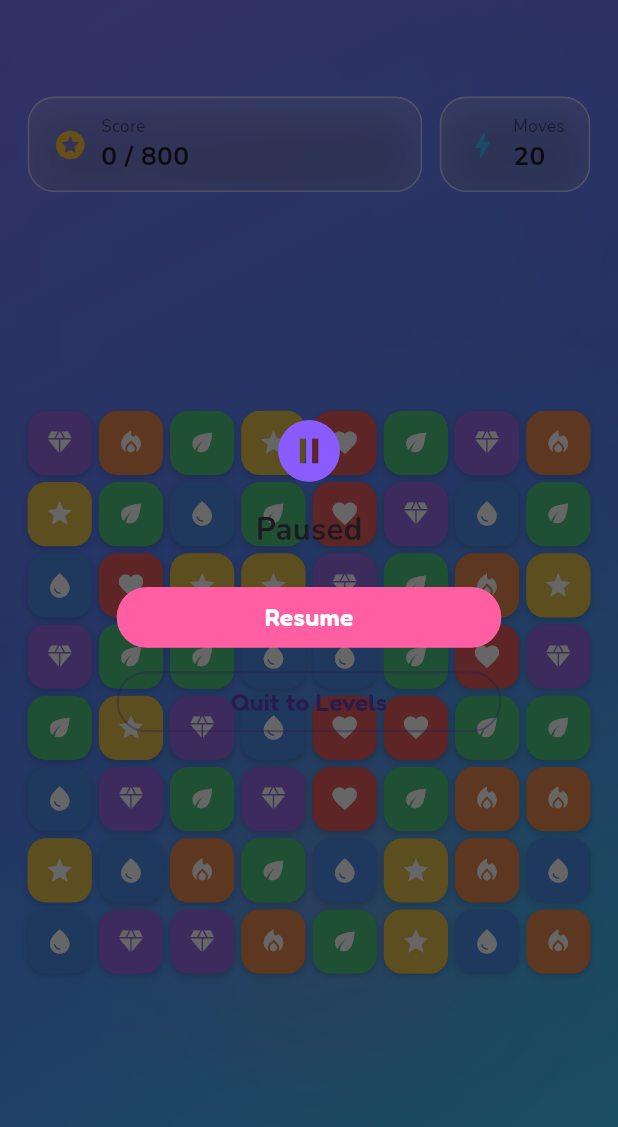
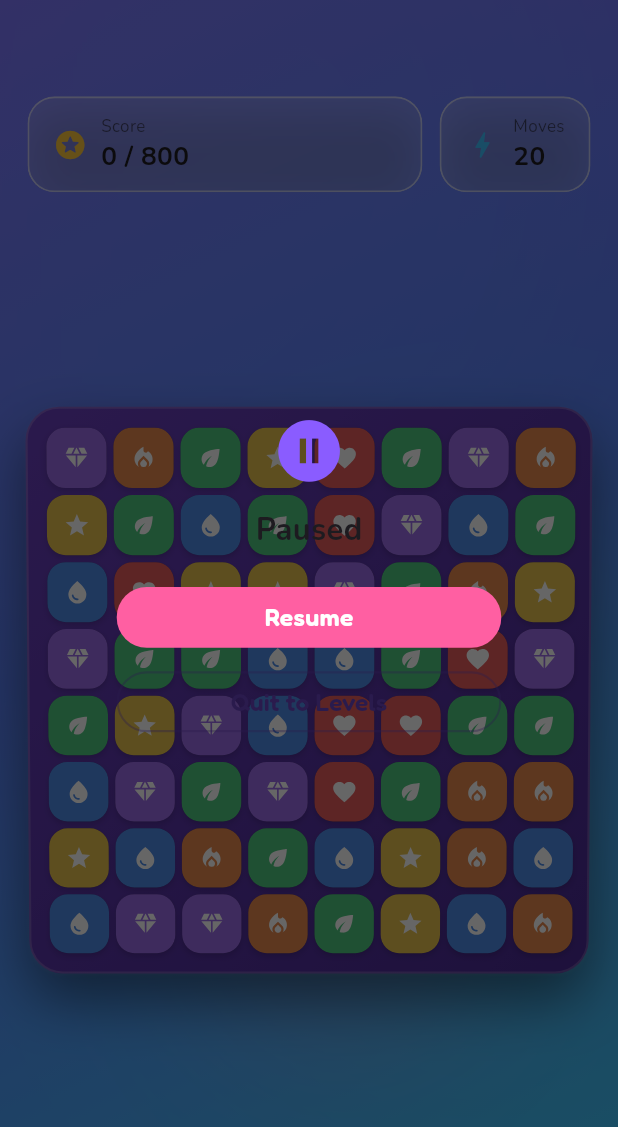
Before and after one commit to Gulshid/Match-3-Puzzle, a Flutter app: the GameScreen screen opened directly with sample values from the repository, after a tap on the "pause" icon, on a phone screen of 412 x 824 dp, the part 84-1211 px from its top. Run offline on Flutter 3.47's test engine with Material 3 defaults, Android fonts, the phone set to English and light mode, and no system bars; our stand-ins replace audioplayers, flutter_riverpod, flutter_screenutil, go_router, google_fonts, shared_preferences; accounts and stored records are empty.

Commit message:
grid widget is updated

```diff
--- a/match_3_puzzle/lib/features/game/presentation/widgets/grid_widget.dart
+++ b/match_3_puzzle/lib/features/game/presentation/widgets/grid_widget.dart
@@ -3,18 +3,14 @@ import 'package:flutter_riverpod/flutter_riverpod.dart';
 import 'package:flutter_screenutil/flutter_screenutil.dart';
 
 import '../../../../core/constants/design_constants.dart';
+import '../../../../core/theme/app_colors.dart';
 import '../../application/providers/board_provider.dart';
 import '../../domain/models/level_config.dart';
 import 'tile_widget.dart';
 
-/// Renders the full game board including normal tiles, special tiles,
-/// ice overlays, and crate blockers.
-///
-/// Phase 9: passes [isActivating] to [TileWidget] so the one tile that
-/// is about to fire its special effect gets a white flash.
-///
-/// Phase 10: renders [CrateTileWidget] in cells where the board has a
-/// crate obstacle, and [TileWidget] with [obstacleType] set for ice cells.
+/// Renders the full game board inside a glossy 3D "tabletop" frame:
+/// a beveled outer panel with perspective tilt gives the whole board a
+/// sense of depth, while individual cells sit in inset glass slots.
 class GridWidget extends ConsumerWidget {
   const GridWidget({super.key, required this.level});
 
@@ -25,6 +21,7 @@ class GridWidget extends ConsumerWidget {
     final gameState = ref.watch(gameProvider(level));
     final board = gameState.board;
     final spacing = BoardConfig.tileSpacing.w;
+    final isDark = Theme.of(context).brightness == Brightness.dark;
 
     final moveCurve = gameState.isInvalidSwapFeedback
         ? Curves.easeOutBack
@@ -32,13 +29,15 @@ class GridWidget extends ConsumerWidget {
 
     return LayoutBuilder(
       builder: (context, constraints) {
+        final framePadding = 12.r;
+        final availableWidth = constraints.maxWidth - framePadding * 2;
+        final availableHeight = constraints.maxHeight - framePadding * 2;
+
         final totalHSpacing = spacing * (board.cols - 1);
         final totalVSpacing = spacing * (board.rows - 1);
 
-        final maxTileWidth =
-            (constraints.maxWidth - totalHSpacing) / board.cols;
-        final maxTileHeight =
-            (constraints.maxHeight - totalVSpacing) / board.rows;
+        final maxTileWidth = (availableWidth - totalHSpacing) / board.cols;
+        final maxTileHeight = (availableHeight - totalVSpacing) / board.rows;
 
         final tileSize =
             maxTileWidth < maxTileHeight ? maxTileWidth : maxTileHeight;
@@ -47,13 +46,49 @@ class GridWidget extends ConsumerWidget {
         final boardHeight = board.rows * tileSize + totalVSpacing;
 
         return Center(
+          child: Transform(
+            alignment: Alignment.center,
+            // Very subtle "tabletop" perspective — the board reads as
+            // a physical panel viewed slightly from above, without
+            // distorting gameplay legibility.
+            transform: Matrix4.identity()
+              ..setEntry(3, 2, 0.0009)
+              ..rotateX(0.045),
+            child: Container(
+              padding: EdgeInsets.all(framePadding),
+              decoration: BoxDecoration(
+                gradient: LinearGradient(
+                  begin: Alignment.topLeft,
+                  end: Alignment.bottomRight,
+                  colors: isDark
+                      ? AppColors.boardFrameDark
+                      : AppColors.boardFrameLight,
+                ),
+                borderRadius: BorderRadius.circular(BoardConfig.tileRadius.r + 10),
+                border: Border.all(
+                  color: Colors.white.withOpacity(0.18),
+                  width: 1.4,
+                ),
+                boxShadow: [
+                  BoxShadow(
+                    color: Colors.black.withOpacity(0.45),
+                    blurRadius: 30,
+                    offset: const Offset(0, 18),
+                  ),
+                  BoxShadow(
+                    color: Colors.white.withOpacity(0.06),
+                    blurRadius: 1,
+                    offset: const Offset(0, 1),
+                  ),
+                ],
+              ),
               child: SizedBox(
                 width: boardWidth,
                 height: boardHeight,
                 child: Stack(
                   clipBehavior: Clip.none,
                   children: [
-                // ── Background cell slots ──────────────────────────
+                    // ── Background cell slots ──────────────────────
                     for (var row = 0; row < board.rows; row++)
                       for (var col = 0; col < board.cols; col++)
                         Positioned(
@@ -64,7 +99,7 @@ class GridWidget extends ConsumerWidget {
                           child: _CellBackground(size: tileSize),
                         ),
 
-                // ── Phase 10: Crate obstacles ──────────────────────
+                    // ── Crate obstacles ──────────────────────────────
                     for (final entry in board.obstacles.entries)
                       if (entry.value == ObstacleType.crate)
                         Positioned(
@@ -91,11 +126,10 @@ class GridWidget extends ConsumerWidget {
                               tile: tile,
                               size: tileSize,
                               isSelected: gameState.selectedTileId == tile.id,
-                          // Phase 9: flash when this tile is activating.
                               isActivating:
                                   gameState.activatingSpecialId == tile.id,
-                          // Phase 10: pass ice overlay info.
-                          obstacleType: board.obstacleAt(tile.row, tile.col),
+                              obstacleType:
+                                  board.obstacleAt(tile.row, tile.col),
                               onTap: () => ref
                                   .read(gameProvider(level).notifier)
                                   .onTileTapped(tile),
@@ -104,14 +138,17 @@ class GridWidget extends ConsumerWidget {
                   ],
                 ),
               ),
+            ),
+          ),
         );
       },
     );
   }
 }
 
-/// Subtle dark rounded background drawn behind every cell — gives the
-/// board a "slot" feel so empty spaces during cascades are visible.
+/// Inset "glass slot" drawn behind every cell — a subtle radial shading
+/// gives each socket real depth so tiles look like they're sitting
+/// inside the board rather than floating flat on top of it.
 class _CellBackground extends StatelessWidget {
   const _CellBackground({required this.size});
   final double size;
@@ -122,8 +159,16 @@ class _CellBackground extends StatelessWidget {
       width: size,
       height: size,
       decoration: BoxDecoration(
-        color: Colors.black.withOpacity(0.12),
         borderRadius: BorderRadius.circular(BoardConfig.tileRadius.r),
+        gradient: RadialGradient(
+          center: const Alignment(-0.3, -0.3),
+          radius: 1.1,
+          colors: [
+            Colors.black.withOpacity(0.06),
+            Colors.black.withOpacity(0.22),
+          ],
+        ),
+        border: Border.all(color: Colors.black.withOpacity(0.18), width: 1),
       ),
     );
   }
```
Lines whose indentation alone changed are shown as unchanged.
